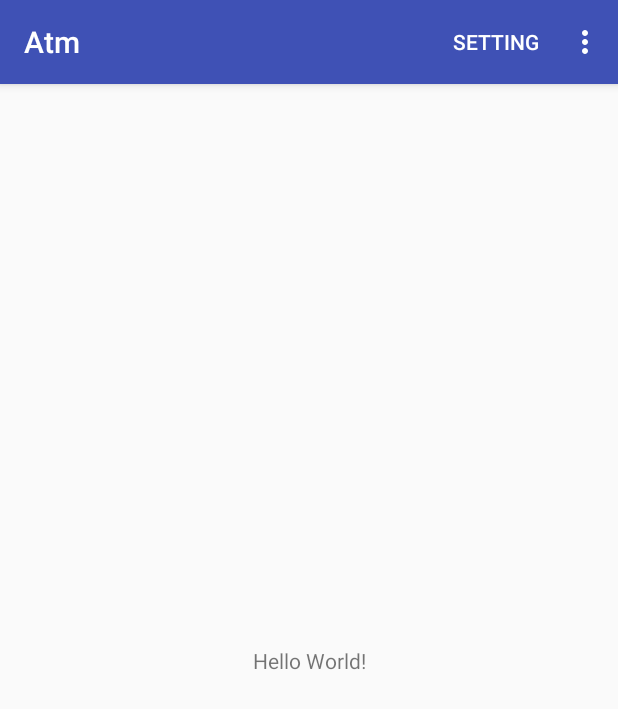
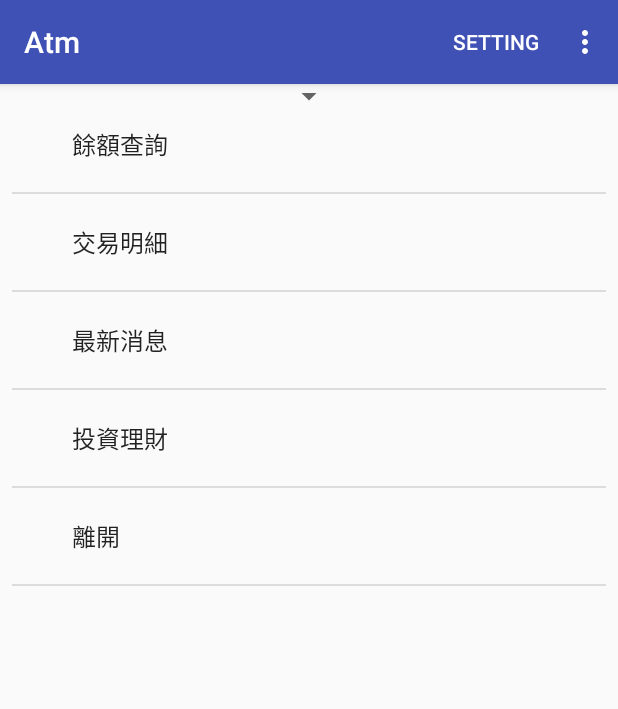
Before and after one commit to Claire0505/Atm, an Android app: the MainActivity screen opened directly, with no data from a screen before it, on a phone screen of 412 x 824 dp. Shown: the top 709 px of the screen. Run offline under Robolectric (Android 15) with nearby library versions, the phone set to English and light mode, and no system bars.

Commit message:
ListView與Spinner 使用ArrayAdapter

```diff
--- a/app/src/main/java/claire/com/MainActivity.java
+++ b/app/src/main/java/claire/com/MainActivity.java
@@ -6,16 +6,51 @@ import android.os.Bundle;
 import android.util.Log;
 import android.view.Menu;
 import android.view.MenuItem;
+import android.view.View;
+import android.widget.AdapterView;
+import android.widget.ArrayAdapter;
+import android.widget.ListView;
+import android.widget.Spinner;
 import android.widget.Toast;
 
 public class MainActivity extends AppCompatActivity {
     public static final int RC_LOGIN = 1;
     boolean logon = false;
+    String[] func = {"餘額查詢","交易明細", "最新消息", "投資理財", "離開"};
 
     @Override
     protected void onCreate(Bundle savedInstanceState) {
         super.onCreate(savedInstanceState);
         setContentView(R.layout.activity_main);
+        //清單 ListView
+        ListView list = findViewById(R.id.list);
+        ArrayAdapter adapter = new ArrayAdapter(this,
+                android.R.layout.simple_expandable_list_item_1, func);
+
+        list.setAdapter(adapter);
+
+        //使用Spinner
+        Spinner notify = findViewById(R.id.spinner);
+        //因為陣列是放在res專案資源中，可以使用ArrayAdapter的類別方法createFromResource，
+        //直接產生一個ArrayAdapter<CharSequence>的物件
+        final ArrayAdapter<CharSequence> nAdapter =
+                ArrayAdapter.createFromResource(this,
+                        R.array.notify_array,
+                        android.R.layout.simple_spinner_dropdown_item);
+        notify.setAdapter(nAdapter);
+        //Spinner項目選擇時的傾聽器
+        notify.setOnItemSelectedListener(new AdapterView.OnItemSelectedListener() {
+            @Override
+            public void onItemSelected(AdapterView<?> parent, View view, int position, long id) {
+                Toast.makeText(MainActivity.this,
+                        nAdapter.getItem(position).toString(), Toast.LENGTH_SHORT).show();
+            }
+
+            @Override
+            public void onNothingSelected(AdapterView<?> parent) {
+
+            }
+        });
 
         // 測試TestActivity
         // startActivity(new Intent(this, TestActivity.class));
--- a/app/src/main/res/layout/activity_main.xml
+++ b/app/src/main/res/layout/activity_main.xml
@@ -6,13 +6,34 @@
     android:layout_height="match_parent"
     tools:context=".MainActivity">
 
-    <TextView
-        android:layout_width="wrap_content"
+    <Spinner
+        android:id="@+id/spinner"
+        android:layout_width="48dp"
         android:layout_height="wrap_content"
-        android:text="Hello World!"
-        app:layout_constraintBottom_toBottomOf="parent"
-        app:layout_constraintLeft_toLeftOf="parent"
-        app:layout_constraintRight_toRightOf="parent"
+        android:layout_marginEnd="8dp"
+        android:layout_marginLeft="8dp"
+        android:layout_marginRight="8dp"
+        android:layout_marginStart="8dp"
+        android:layout_marginTop="8dp"
+        app:layout_constraintBottom_toTopOf="@+id/list"
+        app:layout_constraintEnd_toEndOf="parent"
+        app:layout_constraintStart_toStartOf="parent"
         app:layout_constraintTop_toTopOf="parent" />
 
+    <ListView
+        android:id="@+id/list"
+        android:layout_width="0dp"
+        android:layout_height="0dp"
+        android:layout_marginBottom="8dp"
+        android:layout_marginEnd="8dp"
+        android:layout_marginLeft="8dp"
+        android:layout_marginRight="8dp"
+        android:layout_marginStart="8dp"
+        android:layout_marginTop="8dp"
+        app:layout_constraintBottom_toBottomOf="parent"
+        app:layout_constraintEnd_toEndOf="parent"
+        app:layout_constraintHorizontal_bias="0.0"
+        app:layout_constraintStart_toStartOf="parent"
+        app:layout_constraintTop_toTopOf="parent"
+        app:layout_constraintVertical_bias="0.0" />
 </android.support.constraint.ConstraintLayout>
--- /dev/null
+++ b/app/src/main/res/values/array.xml
@@ -0,0 +1,9 @@
+<?xml version="1.0" encoding="utf-8"?>
+<resources>
+    <string-array name="notify_array">
+        <item>永不</item>
+        <item>只有震動</item>
+        <item>只有提示音</item>
+        <item>震動與提示音</item>
+    </string-array>
+</resources>
```
